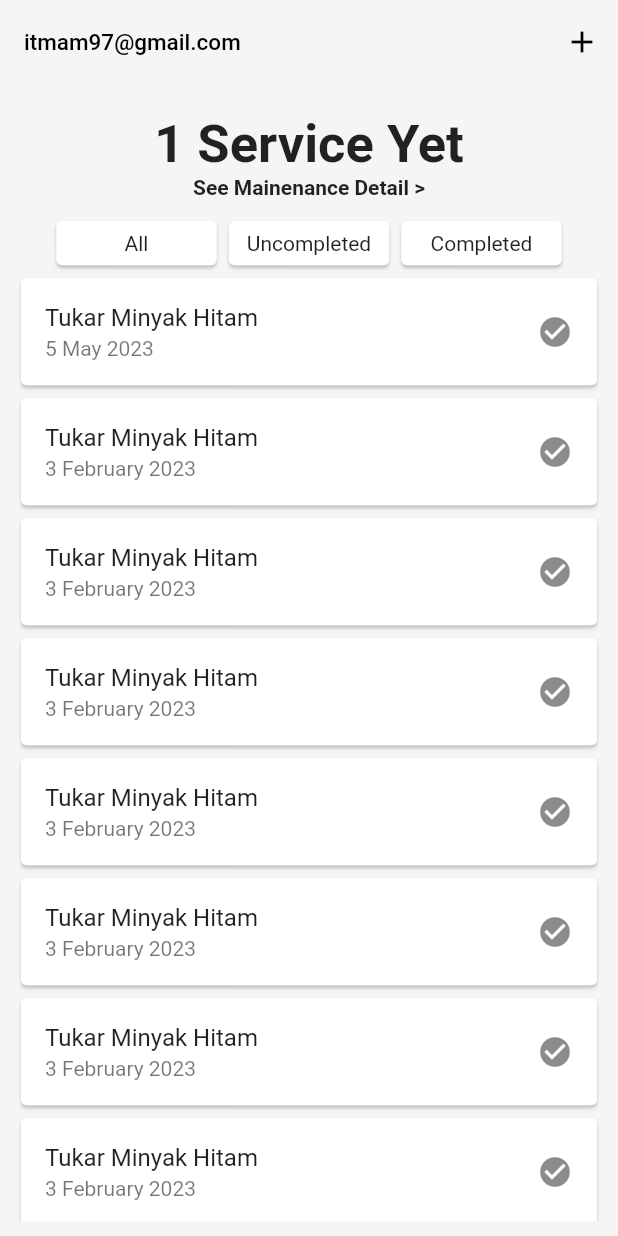
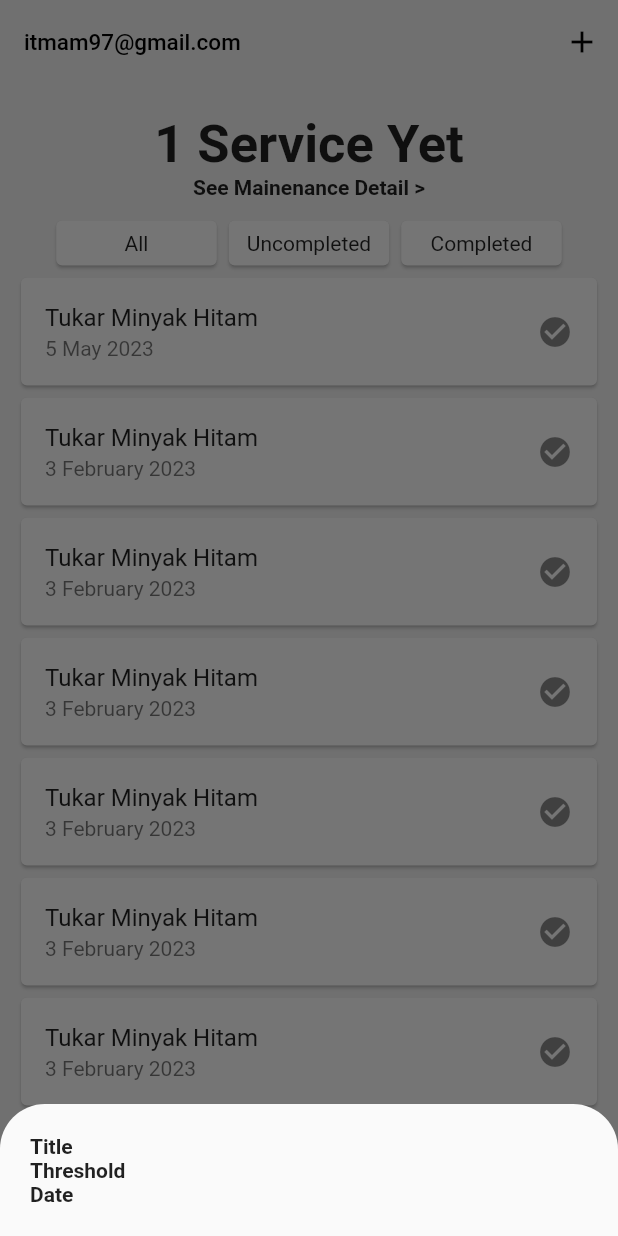
Before and after one commit to imk97/motorMaintenanceApp, a Flutter app: the screen it shows after launch, after a tap on the "add" icon, on a phone screen of 412 x 824 dp. Run offline on Flutter 3.47's test engine with Material 2 defaults, Android fonts, the phone set to English and light mode, and no system bars.

Commit message:
create bottom modal

```diff
--- a/lib/main.dart
+++ b/lib/main.dart
@@ -72,6 +72,7 @@ class _MyHomePageState extends State<MyHomePage> {
 
   @override
   Widget build(BuildContext context) {
+    var screenSize = MediaQuery.of(context).size;
     return Scaffold(
       backgroundColor: Colors.grey[100],
       appBar: AppBar(
@@ -82,7 +83,53 @@ class _MyHomePageState extends State<MyHomePage> {
           style: TextStyle(fontSize: 15.0),
         ),
         actions: <Widget>[
-          IconButton(onPressed: () {}, icon: const Icon(Icons.add))
+          IconButton(
+              onPressed: () {
+                showModalBottomSheet(
+                  isScrollControlled: true,
+                  shape: const RoundedRectangleBorder(
+                    borderRadius: BorderRadius.vertical(
+                      top: Radius.circular(30),
+                    ),
+                  ),
+                  context: context,
+                  builder: (BuildContext context) {
+                    return SizedBox(
+                      child: Padding(
+                        padding: const EdgeInsets.all(20.0),
+                        child: Column(
+                          // mainAxisAlignment: MainAxisAlignment.center,
+                          mainAxisSize: MainAxisSize.min,
+                          children: const <Widget>[
+                            Align(
+                              alignment: Alignment.topLeft,
+                              child: Text(
+                                'Title',
+                                style: TextStyle(fontWeight: FontWeight.bold),
+                              ),
+                            ),
+                            Align(
+                              alignment: Alignment.topLeft,
+                              child: Text(
+                                'Threshold',
+                                style: TextStyle(fontWeight: FontWeight.bold),
+                              ),
+                            ),
+                            Align(
+                              alignment: Alignment.topLeft,
+                              child: Text(
+                                'Date',
+                                style: TextStyle(fontWeight: FontWeight.bold),
+                              ),
+                            ),
+                          ],
+                        ),
+                      ),
+                    );
+                  },
+                );
+              },
+              icon: const Icon(Icons.add))
         ],
       ),
       body: Padding(
```
